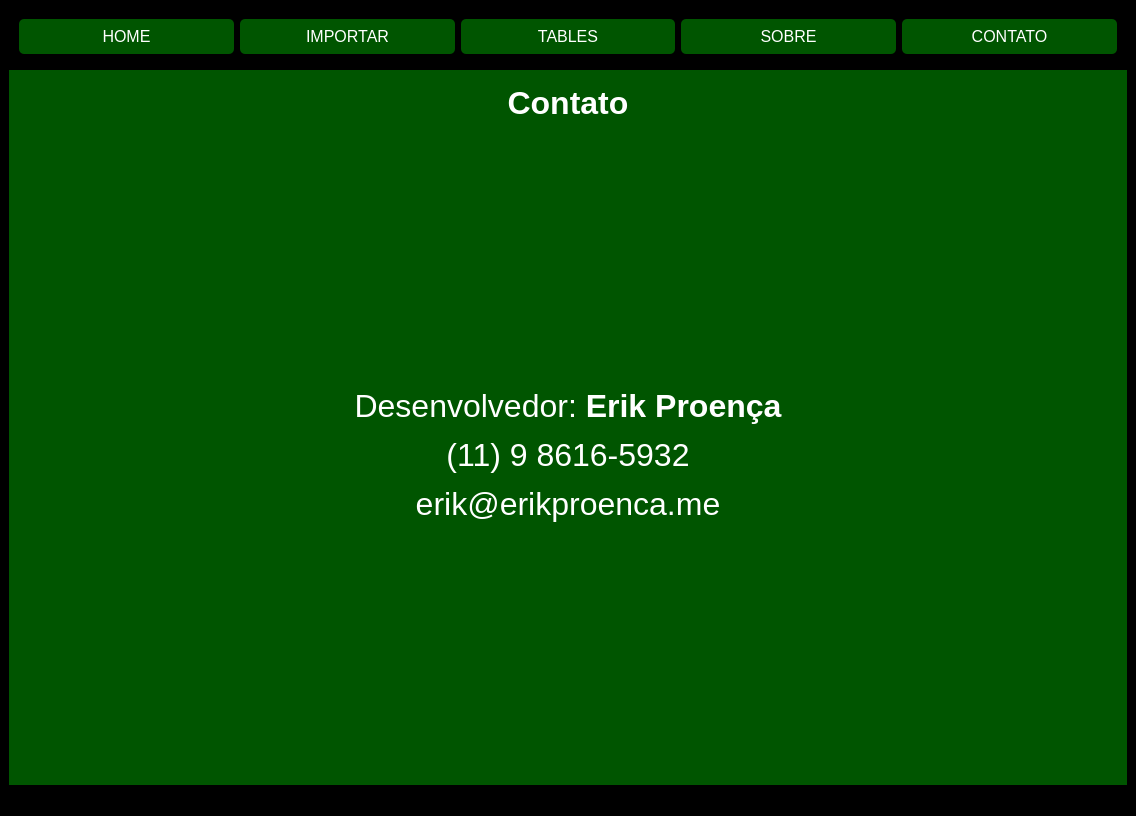
Qt form stock_control.ui (kirestein/appStockControl) before a commit.
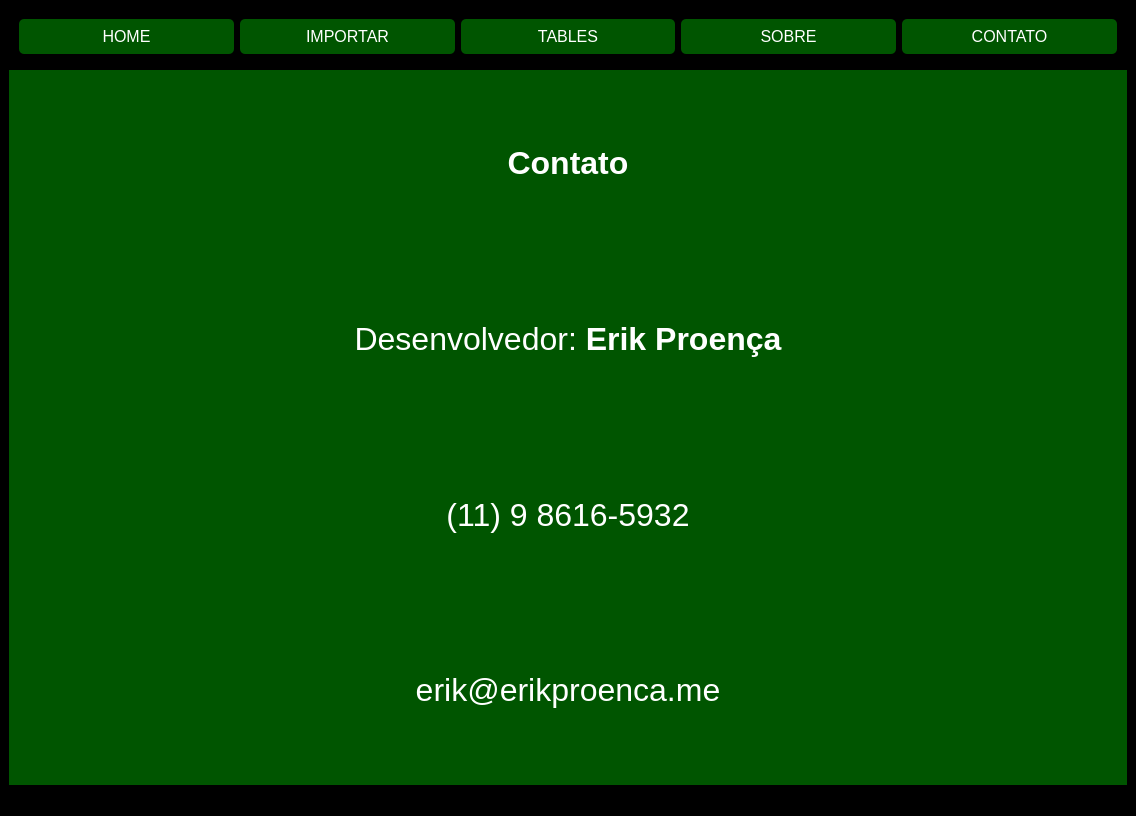
The same form after that commit. The open tabs and pages were chosen to show the change. Icons and pictures are not drawn.

Patch:
```diff
--- a/stock_control.ui
+++ b/stock_control.ui
@@ -520,12 +520,6 @@
        <layout class="QVBoxLayout" name="verticalLayout_12">
         <item>
          <widget class="QLabel" name="label_7">
-          <property name="maximumSize">
-           <size>
-            <width>16777215</width>
-            <height>50</height>
-           </size>
-          </property>
           <property name="text">
            <string>&lt;html&gt;&lt;head/&gt;&lt;body&gt;&lt;p align=&quot;center&quot;&gt;&lt;span style=&quot; font-size:24pt; font-weight:600; color:#ffffff;&quot;&gt;Contato&lt;/span&gt;&lt;/p&gt;&lt;/body&gt;&lt;/html&gt;</string>
           </property>
@@ -534,10 +528,32 @@
         <item>
          <widget class="QLabel" name="label_16">
           <property name="text">
-           <string>&lt;html&gt;&lt;head/&gt;&lt;body&gt;&lt;p align=&quot;center&quot;&gt;&lt;span style=&quot; font-size:24pt; color:#ffffff;&quot;&gt;Desenvolvedor: &lt;/span&gt;&lt;span style=&quot; font-size:24pt; font-weight:600; color:#ffffff;&quot;&gt;Erik Proença&lt;/span&gt;&lt;/p&gt;&lt;p align=&quot;center&quot;&gt;&lt;img src=&quot;assets/whats.png&quot;/&gt;&lt;span style=&quot; font-size:24pt; color:#ffffff;&quot;&gt;(11) 9 8616-5932&lt;/span&gt;&lt;/p&gt;&lt;p align=&quot;center&quot;&gt;&lt;img src=&quot;assets/email.png&quot;/&gt;&lt;span style=&quot; font-size:24pt; color:#ffffff;&quot;/&gt;&lt;span style=&quot; font-size:24pt; color:#ffffff;&quot;&gt;erik@erikproenca.me&lt;/span&gt;&lt;/p&gt;&lt;/body&gt;&lt;/html&gt;</string>
+           <string>&lt;html&gt;&lt;head/&gt;&lt;body&gt;&lt;p align=&quot;center&quot;&gt;&lt;span style=&quot; font-size:24pt; color:#ffffff;&quot;&gt;Desenvolvedor: &lt;/span&gt;&lt;span style=&quot; font-size:24pt; font-weight:600; color:#ffffff;&quot;&gt;Erik Proença&lt;/span&gt;&lt;/p&gt;&lt;/body&gt;&lt;/html&gt;</string>
           </property>
          </widget>
         </item>
+        <item>
+         <layout class="QHBoxLayout" name="horizontalLayout_2">
+          <item>
+           <widget class="QLabel" name="label_17">
+            <property name="text">
+             <string>&lt;html&gt;&lt;head/&gt;&lt;body&gt;&lt;p align=&quot;center&quot;&gt;&lt;span style=&quot; font-size:24pt; color:#ffffff;&quot;&gt;(11) 9 8616-5932&lt;/span&gt;&lt;/p&gt;&lt;/body&gt;&lt;/html&gt;</string>
+            </property>
+           </widget>
+          </item>
+         </layout>
+        </item>
+        <item>
+         <layout class="QHBoxLayout" name="horizontalLayout_14">
+          <item>
+           <widget class="QLabel" name="label_19">
+            <property name="text">
+             <string>&lt;html&gt;&lt;head/&gt;&lt;body&gt;&lt;p align=&quot;center&quot;&gt;&lt;span style=&quot; font-size:24pt; color:#ffffff;&quot;&gt;erik@erikproenca.me&lt;/span&gt;&lt;/p&gt;&lt;/body&gt;&lt;/html&gt;</string>
+            </property>
+           </widget>
+          </item>
+         </layout>
+        </item>
        </layout>
       </widget>
       <widget class="QWidget" name="pg_sobre">
```
Left out of the diff: 2 changed lines with no effect on the pictures.
